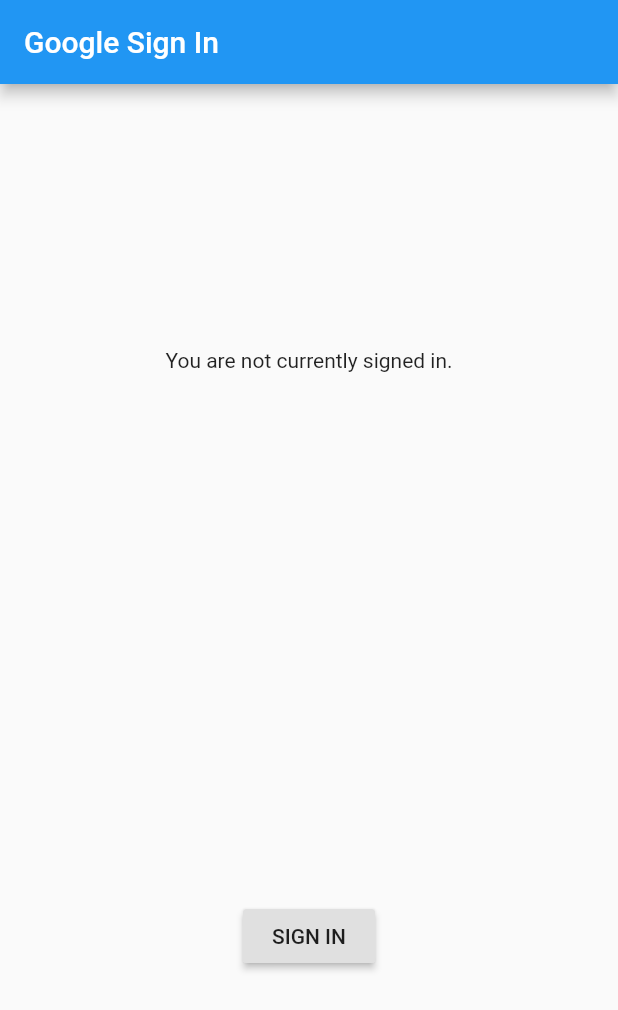
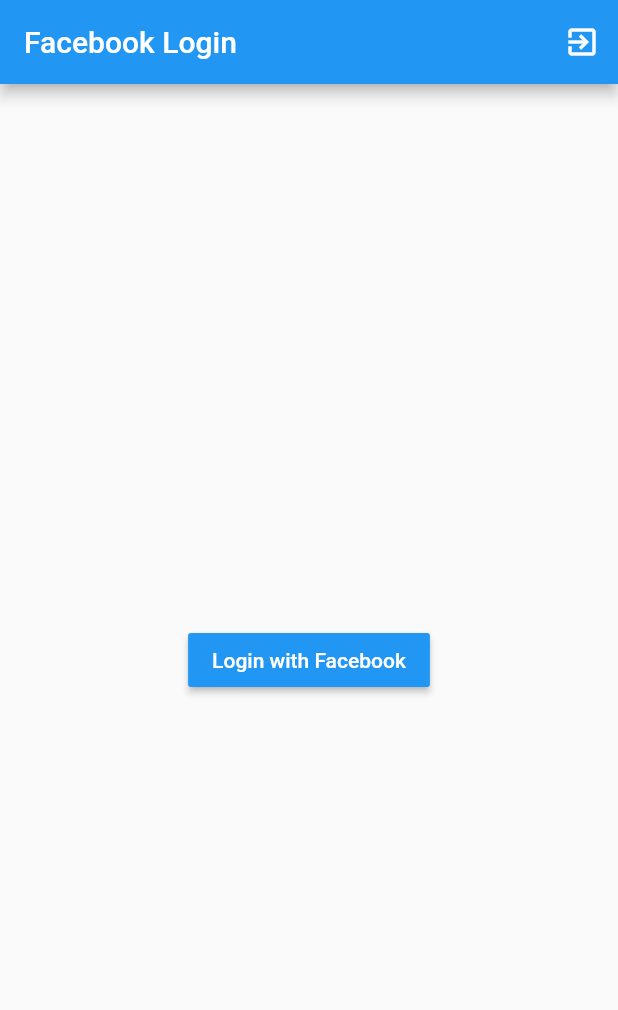
Before and after one commit to vishnuvichu14/authentication_app, a Flutter app: the screen it shows after launch, on a phone screen of 412 x 824 dp. Shown: the top 1010 px of the screen. Run offline on Flutter 3.47's test engine with Material 2 defaults, Android fonts, the phone set to English and light mode, and no system bars; missing offline and left inert: flutter_facebook_login; Roboto replaces fonts that are missing (Raleway).

Commit message:
google and facebook login

```diff
--- a/lib/main.dart
+++ b/lib/main.dart
@@ -1,152 +1,287 @@
-import 'dart:async';
-import 'dart:convert' show json;
+//import 'dart:async';
+//import 'dart:convert' show json;
+//
+//import "package:http/http.dart" as http;
+//import 'package:flutter/material.dart';
+//import 'package:google_sign_in/google_sign_in.dart';
+//
+//GoogleSignIn _googleSignIn = GoogleSignIn(
+//  scopes: <String>[
+//    'email',
+//    'https://www.googleapis.com/auth/contacts.readonly',
+//  ],
+//);
+//
+//void main() {
+//  runApp(
+//    MaterialApp(
+//      title: 'Google Sign In',
+//      home: SignInDemo(),
+//    ),
+//  );
+//}
+//
+//class SignInDemo extends StatefulWidget {
+//  @override
+//  State createState() => SignInDemoState();
+//}
+//
+//class SignInDemoState extends State<SignInDemo> {
+//  GoogleSignInAccount _currentUser;
+//  String _contactText;
+//
+//  @override
+//  void initState() {
+//    super.initState();
+//    _googleSignIn.onCurrentUserChanged.listen((GoogleSignInAccount account) {
+//      setState(() {
+//        _currentUser = account;
+//      });
+//      if (_currentUser != null) {
+//        _handleGetContact();
+//      }
+//    });
+//    _googleSignIn.signInSilently();
+//  }
+//
+//  Future<void> _handleGetContact() async {
+//    setState(() {
+//      _contactText = "Loading contact info...";
+//    });
+//    final http.Response response = await http.get(
+//      'https://people.googleapis.com/v1/people/me/connections'
+//          '?requestMask.includeField=person.names',
+//      headers: await _currentUser.authHeaders,
+//    );
+//    if (response.statusCode != 200) {
+//      setState(() {
+//        _contactText = "People API gave a ${response.statusCode} "
+//            "response. Check logs for details.";
+//      });
+//      print('People API ${response.statusCode} response: ${response.body}');
+//      return;
+//    }
+//    final Map<String, dynamic> data = json.decode(response.body);
+//    final String namedContact = _pickFirstNamedContact(data);
+//    setState(() {
+//      if (namedContact != null) {
+//        _contactText = "I see you know $namedContact!";
+//      } else {
+//        _contactText = "No contacts to display.";
+//      }
+//    });
+//  }
+//
+//  String _pickFirstNamedContact(Map<String, dynamic> data) {
+//    final List<dynamic> connections = data['connections'];
+//    final Map<String, dynamic> contact = connections?.firstWhere(
+//          (dynamic contact) => contact['names'] != null,
+//      orElse: () => null,
+//    );
+//    if (contact != null) {
+//      final Map<String, dynamic> name = contact['names'].firstWhere(
+//            (dynamic name) => name['displayName'] != null,
+//        orElse: () => null,
+//      );
+//      if (name != null) {
+//        return name['displayName'];
+//      }
+//    }
+//    return null;
+//  }
+//
+//  Future<void> _handleSignIn() async {
+//    try {
+//      await _googleSignIn.signIn();
+//    } catch (error) {
+//      print(error);
+//    }
+//  }
+//
+//  Future<void> _handleSignOut() => _googleSignIn.disconnect();
+//
+//  Widget _buildBody() {
+//    if (_currentUser != null) {
+//      return Column(
+//        mainAxisAlignment: MainAxisAlignment.spaceAround,
+//        children: <Widget>[
+//          ListTile(
+//            leading: GoogleUserCircleAvatar(
+//              identity: _currentUser,
+//            ),
+//            title: Text(_currentUser.displayName ?? ''),
+//            subtitle: Text(_currentUser.email ?? ''),
+//          ),
+//          const Text("Signed in successfully."),
+//          Text(_contactText ?? ''),
+//          RaisedButton(
+//            child: const Text('SIGN OUT'),
+//            onPressed: _handleSignOut,
+//          ),
+//          RaisedButton(
+//            child: const Text('REFRESH'),
+//            onPressed: _handleGetContact,
+//          ),
+//        ],
+//      );
+//    } else {
+//      return Column(
+//        mainAxisAlignment: MainAxisAlignment.spaceAround,
+//        children: <Widget>[
+//          const Text("You are not currently signed in."),
+//          RaisedButton(
+//            child: const Text('SIGN IN'),
+//            onPressed: _handleSignIn,
+//          ),
+//        ],
+//      );
+//    }
+//  }
+//
+//  @override
+//  Widget build(BuildContext context) {
+//    return Scaffold(
+//        appBar: AppBar(
+//          title: const Text('Google Sign In'),
+//        ),
+//        body: ConstrainedBox(
+//          constraints: const BoxConstraints.expand(),
+//          child: _buildBody(),
+//        ));
+//  }
+//}
 
-import "package:http/http.dart" as http;
+import 'dart:convert';
 import 'package:flutter/material.dart';
-import 'package:google_sign_in/google_sign_in.dart';
-
-GoogleSignIn _googleSignIn = GoogleSignIn(
-  scopes: <String>[
-    'email',
-    'https://www.googleapis.com/auth/contacts.readonly',
-  ],
-);
+import 'package:flutter_facebook_login/flutter_facebook_login.dart';
+import 'package:http/http.dart' as http;
 
 void main() {
-  runApp(
-    MaterialApp(
-      title: 'Google Sign In',
-      home: SignInDemo(),
+  runApp(LoginPage());
+}
+
+class LoginPage extends StatefulWidget {
+  @override
+  _LoginPageState createState() => _LoginPageState();
+}
+
+class _LoginPageState extends State<LoginPage> {
+  bool isLoggedIn = false;
+  var profileData;
+
+  var facebookLogin = FacebookLogin();
+
+  void onLoginStatusChanged(bool isLoggedIn, {profileData}) {
+    setState(() {
+      this.isLoggedIn = isLoggedIn;
+      this.profileData = profileData;
+    });
+  }
+
+  @override
+  Widget build(BuildContext context) {
+    return MaterialApp(
+      home: Scaffold(
+        appBar: AppBar(
+          title: Text("Facebook Login"),
+          actions: <Widget>[
+            IconButton(
+              icon: Icon(
+                Icons.exit_to_app,
+                color: Colors.white,
+              ),
+              onPressed: () => facebookLogin.isLoggedIn
+                  .then((isLoggedIn) => isLoggedIn ? _logout() : {}),
+            ),
+          ],
+        ),
+        body: Container(
+          child: Center(
+            child: isLoggedIn
+                ? _displayUserData(profileData)
+                : _displayLoginButton(),
+          ),
+        ),
+      ),
+      theme: ThemeData(
+        fontFamily: 'Raleway',
+        textTheme: Theme.of(context).textTheme.apply(
+          bodyColor: Colors.black,
+          displayColor: Colors.grey[600],
+        ),
+        // This colors the [InputOutlineBorder] when it is selected
+        primaryColor: Colors.blue[500],
+        textSelectionHandleColor: Colors.blue[500],
       ),
     );
   }
 
-class SignInDemo extends StatefulWidget {
-  @override
-  State createState() => SignInDemoState();
-}
+  void initiateFacebookLogin() async {
+    var facebookLoginResult =
+    await facebookLogin.logIn(['email']);
 
-class SignInDemoState extends State<SignInDemo> {
-  GoogleSignInAccount _currentUser;
-  String _contactText;
+    switch (facebookLoginResult.status) {
+      case FacebookLoginStatus.error:
+        onLoginStatusChanged(false);
+        break;
+      case FacebookLoginStatus.cancelledByUser:
+        onLoginStatusChanged(false);
+        break;
+      case FacebookLoginStatus.loggedIn:
+        var graphResponse = await http.get(
+            'https://graph.facebook.com/v2.12/me?fields=name,first_name,last_name,email,picture.width(400)&access_token=${facebookLoginResult
+                .accessToken.token}');
 
-  @override
-  void initState() {
-    super.initState();
-    _googleSignIn.onCurrentUserChanged.listen((GoogleSignInAccount account) {
-      setState(() {
-        _currentUser = account;
-      });
-      if (_currentUser != null) {
-        _handleGetContact();
-      }
-    });
-    _googleSignIn.signInSilently();
-  }
+        var profile = json.decode(graphResponse.body);
+        print(profile.toString());
 
-  Future<void> _handleGetContact() async {
-    setState(() {
-      _contactText = "Loading contact info...";
-    });
-    final http.Response response = await http.get(
-      'https://people.googleapis.com/v1/people/me/connections'
-          '?requestMask.includeField=person.names',
-      headers: await _currentUser.authHeaders,
-    );
-    if (response.statusCode != 200) {
-      setState(() {
-        _contactText = "People API gave a ${response.statusCode} "
-            "response. Check logs for details.";
-      });
-      print('People API ${response.statusCode} response: ${response.body}');
-      return;
-    }
-    final Map<String, dynamic> data = json.decode(response.body);
-    final String namedContact = _pickFirstNamedContact(data);
-    setState(() {
-      if (namedContact != null) {
-        _contactText = "I see you know $namedContact!";
-      } else {
-        _contactText = "No contacts to display.";
-      }
-    });
-  }
-
-  String _pickFirstNamedContact(Map<String, dynamic> data) {
-    final List<dynamic> connections = data['connections'];
-    final Map<String, dynamic> contact = connections?.firstWhere(
-          (dynamic contact) => contact['names'] != null,
-      orElse: () => null,
-    );
-    if (contact != null) {
-      final Map<String, dynamic> name = contact['names'].firstWhere(
-            (dynamic name) => name['displayName'] != null,
-        orElse: () => null,
-      );
-      if (name != null) {
-        return name['displayName'];
-      }
-    }
-    return null;
-  }
-
-  Future<void> _handleSignIn() async {
-    try {
-      await _googleSignIn.signIn();
-    } catch (error) {
-      print(error);
+        onLoginStatusChanged(true, profileData: profile);
+        break;
     }
   }
 
-  Future<void> _handleSignOut() => _googleSignIn.disconnect();
-
-  Widget _buildBody() {
-    if (_currentUser != null) {
+  _displayUserData(profileData) {
     return Column(
-        mainAxisAlignment: MainAxisAlignment.spaceAround,
+      mainAxisSize: MainAxisSize.min,
       children: <Widget>[
-          ListTile(
-            leading: GoogleUserCircleAvatar(
-              identity: _currentUser,
+        Container(
+          height: 200.0,
+          width: 200.0,
+          decoration: BoxDecoration(
+            shape: BoxShape.circle,
+            image: DecorationImage(
+              fit: BoxFit.fill,
+              image: NetworkImage(
+                profileData['picture']['data']['url'],
               ),
-            title: Text(_currentUser.displayName ?? ''),
-            subtitle: Text(_currentUser.email ?? ''),
             ),
-          const Text("Signed in successfully."),
-          Text(_contactText ?? ''),
-          RaisedButton(
-            child: const Text('SIGN OUT'),
-            onPressed: _handleSignOut,
           ),
-          RaisedButton(
-            child: const Text('REFRESH'),
-            onPressed: _handleGetContact,
         ),
-        ],
-      );
-    } else {
-      return Column(
-        mainAxisAlignment: MainAxisAlignment.spaceAround,
-        children: <Widget>[
-          const Text("You are not currently signed in."),
-          RaisedButton(
-            child: const Text('SIGN IN'),
-            onPressed: _handleSignIn,
+        SizedBox(height: 28.0),
+        Text(
+          "FBID ${profileData['id']}\n${profileData['name']}\n${profileData['email']}",
+          style: TextStyle(
+            fontSize: 20.0,
+            letterSpacing: 1.1,
+          ),
+          textAlign: TextAlign.center,
         ),
       ],
     );
   }
+
+  _displayLoginButton() {
+    return RaisedButton(
+      child: Text("Login with Facebook"),
+      onPressed: () => initiateFacebookLogin(),
+      color: Colors.blue,
+      textColor: Colors.white,
+    );
   }
 
-  @override
-  Widget build(BuildContext context) {
-    return Scaffold(
-        appBar: AppBar(
-          title: const Text('Google Sign In'),
-        ),
-        body: ConstrainedBox(
-          constraints: const BoxConstraints.expand(),
-          child: _buildBody(),
-        ));
+  _logout() async {
+    await facebookLogin.logOut();
+    onLoginStatusChanged(false);
+    print("Logged out");
   }
 }
--- a/pubspec.yaml
+++ b/pubspec.yaml
@@ -30,6 +30,9 @@ dependencies:
   cupertino_icons: ^0.1.3
   google_sign_in: ^4.5.1
   http:
+  flutter_facebook_login: ^3.0.0
+  flutter_signin_button: ^1.0.0
+  flutter_facebook_auth: ^0.2.3
 
 dev_dependencies:
   flutter_test:
```
Also changed, not shown: pubspec.lock. Lines whose indentation alone changed are shown as unchanged.
